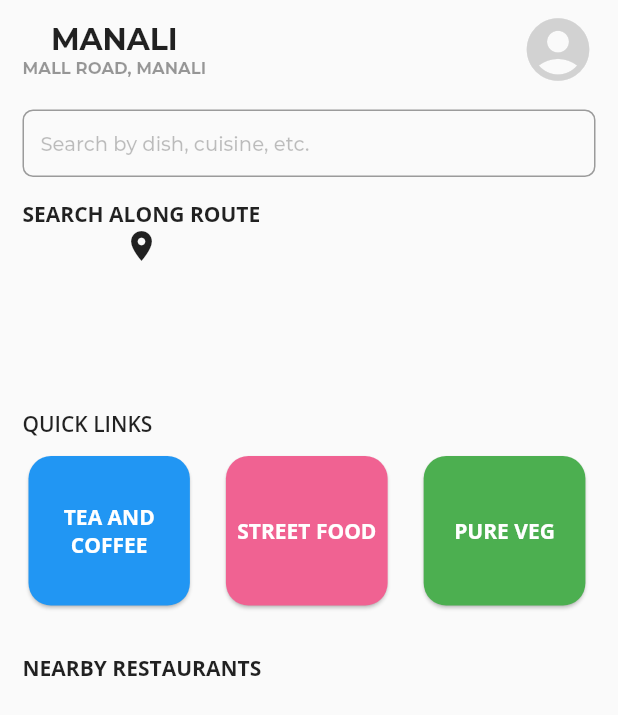
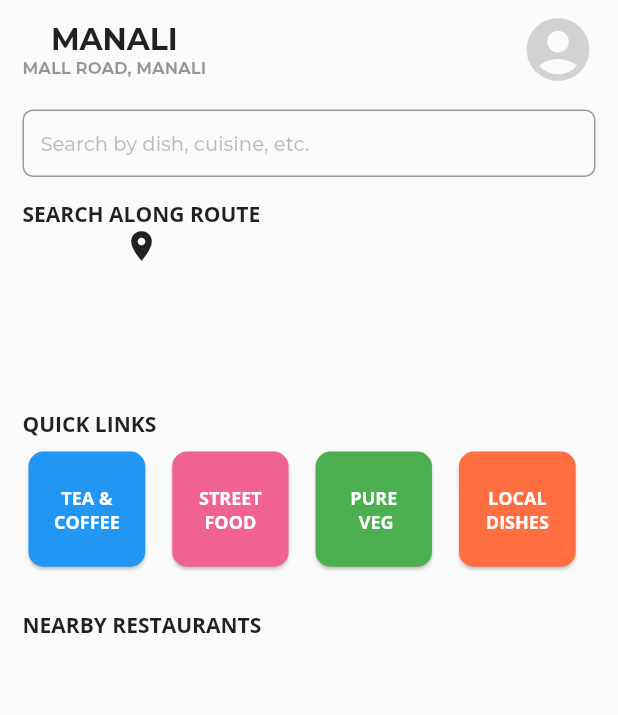
Before and after one commit to TekinaTawar/ScanF, a Flutter app: the LandingPage screen opened directly, on a phone screen of 412 x 824 dp. Shown: the top 715 px of the screen. Run offline on Flutter 3.47's test engine with Material 2 defaults, Android fonts, the phone set to English and light mode, and no system bars; our stand-ins replace flutter_svg; project files that could hold a hidden picture were left out.

Commit message:
landing screen (FIXED SOME UI ERRORS)

```diff
--- a/lib/screens/create_profile_screen/landing_page.dart
+++ b/lib/screens/create_profile_screen/landing_page.dart
@@ -10,6 +10,7 @@ class LandingPage extends StatefulWidget {
 class _LandingPageState extends State<LandingPage> {
   @override
   Widget build(BuildContext context) {
+    double cardWidth = MediaQuery.of(context).size.width * 0.232;
     return Scaffold(
       body: SafeArea(
         child: Padding(
@@ -78,7 +79,6 @@ class _LandingPageState extends State<LandingPage> {
                         Icon(Icons.location_on),
                         Column(
                           children: <Widget>[
-
                             // yaha error aya tha puri screen blank ho jati shayad wo height ka koi prob hai! maine aaj dekha nhi waise dekh lena
 
                             // Container(
@@ -130,50 +130,62 @@ class _LandingPageState extends State<LandingPage> {
                 child: Text(
                   "QUICK LINKS",
                   style: TextStyle(
-                    fontWeight: FontWeight.w600,
+                    fontWeight: FontWeight.w700,
                     fontFamily: "Open_Sans",
                   ),
                 ),
                 alignment: Alignment.centerLeft,
               ),
               Container(
-                height: MediaQuery.of(context).size.height * 0.15,
+                height: MediaQuery.of(context).size.height * 0.115,
                 // margin: EdgeInsets.all(8),
 
                 // color:Colors.amber,
-                child: ListView(
-                  scrollDirection: Axis.horizontal,
+                child: Row(
+                  // scrollDirection: Axis.horizontal,
                   children: <Widget>[
                     Container(
-                      padding: EdgeInsets.only(top: 8,bottom: 8,right: 8),
-                      height: MediaQuery.of(context).size.height * 0.1,
-                      width: MediaQuery.of(context).size.width * 0.30,
+                      padding: EdgeInsets.only(top: 5, bottom: 5, right: 5),
+                      height: cardWidth,
+                      width: cardWidth * 0.95,
                       child: Card(
                         child: Align(
                           alignment: Alignment.center,
+                          child: InkWell(
+                            splashColor: Colors.blue.withAlpha(30),
+                            onTap: () {
+                              print('Card tapped.');
+                            },
                             child: Text(
-                            "TEA AND COFFEE",
+                              "TEA & COFFEE",
                               textAlign: TextAlign.center,
                               style: TextStyle(
                                 color: Colors.white,
                                 fontFamily: "Open_Sans",
                                 fontWeight: FontWeight.w700,
+                                fontSize: 12,
+                              ),
                             ),
                           ),
                         ),
                         color: Colors.blue,
                         shape: RoundedRectangleBorder(
-                          borderRadius: BorderRadius.circular(15),
+                          borderRadius: BorderRadius.circular(10),
                         ),
                       ),
                     ),
                     Container(
-                      padding: EdgeInsets.all(8),
-                      height: MediaQuery.of(context).size.height * 0.1,
-                      width: MediaQuery.of(context).size.width * 0.32,
+                      padding: EdgeInsets.all(5),
+                      height: cardWidth,
+                      width: cardWidth,
                       child: Card(
                         child: Align(
                           alignment: Alignment.center,
+                          child: InkWell(
+                            splashColor: Colors.blue.withAlpha(30),
+                            onTap: () {
+                              print('Card tapped.');
+                            },
                             child: Text(
                               "STREET FOOD",
                               textAlign: TextAlign.center,
@@ -181,49 +193,63 @@ class _LandingPageState extends State<LandingPage> {
                                 color: Colors.white,
                                 fontFamily: "Open_Sans",
                                 fontWeight: FontWeight.w700,
+                                fontSize: 12,
+                              ),
                             ),
                           ),
                         ),
                         color: Colors.pink[300],
                         shape: RoundedRectangleBorder(
-                          borderRadius: BorderRadius.circular(15),
+                          borderRadius: BorderRadius.circular(10),
                         ),
                       ),
                     ),
                     Container(
-                      padding: EdgeInsets.all(8),
-                      height: MediaQuery.of(context).size.height * 0.1,
-                      width: MediaQuery.of(context).size.width * 0.32,
+                      padding: EdgeInsets.all(5),
+                      height: cardWidth,
+                      width: cardWidth,
                       decoration: BoxDecoration(
-                        borderRadius: BorderRadius.circular(15),
+                        borderRadius: BorderRadius.circular(10),
                         // color: Colors.deepOrangeAccent,
                       ),
                       child: Card(
                         child: Align(
                           alignment: Alignment.center,
+                          child: InkWell(
+                            splashColor: Colors.blue.withAlpha(30),
+                            onTap: () {
+                              print('Card tapped.');
+                            },
                             child: Text(
-                            "PURE VEG",
+                              "PURE \n VEG",
                               textAlign: TextAlign.center,
                               style: TextStyle(
                                 color: Colors.white,
                                 fontFamily: "Open_Sans",
                                 fontWeight: FontWeight.w700,
+                                fontSize: 12,
+                              ),
                             ),
                           ),
                         ),
                         color: Colors.green,
                         shape: RoundedRectangleBorder(
-                          borderRadius: BorderRadius.circular(15),
+                          borderRadius: BorderRadius.circular(10),
                         ),
                       ),
                     ),
                     Container(
-                      padding: EdgeInsets.all(8),
-                      height: MediaQuery.of(context).size.height * 0.1,
-                      width: MediaQuery.of(context).size.width * 0.32,
+                      padding: EdgeInsets.only(top: 5, bottom: 5, left: 5),
+                      height: cardWidth,
+                      width: cardWidth * 0.95,
                       child: Card(
                         child: Align(
                           alignment: Alignment.center,
+                          child: InkWell(
+                            splashColor: Colors.blue.withAlpha(30),
+                            onTap: () {
+                              print('Card tapped.');
+                            },
                             child: Text(
                               "LOCAL DISHES",
                               textAlign: TextAlign.center,
@@ -231,45 +257,47 @@ class _LandingPageState extends State<LandingPage> {
                                 color: Colors.white,
                                 fontFamily: "Open_Sans",
                                 fontWeight: FontWeight.w700,
+                                fontSize: 12,
+                              ),
                             ),
                           ),
                         ),
                         color: Colors.deepOrangeAccent,
                         shape: RoundedRectangleBorder(
-                          borderRadius: BorderRadius.circular(15),
+                          borderRadius: BorderRadius.circular(10),
                         ),
                       ),
                     ),
-                    Container(
-                      padding: EdgeInsets.all(8),
-                      height: MediaQuery.of(context).size.height * 0.1,
-                      width: MediaQuery.of(context).size.width * 0.32,
-                      child: Card(
-                        child: Align(
-                          alignment: Alignment.center,
-                          child: Text(
-                            "TEA AND COFFEE",
-                            textAlign: TextAlign.center,
-                            style: TextStyle(
-                              color: Colors.white,
-                              fontFamily: "Open_Sans",
-                              fontWeight: FontWeight.w700,
-                            ),
-                          ),
-                        ),
-                        color: Colors.blue,
-                        shape: RoundedRectangleBorder(
-                          borderRadius: BorderRadius.circular(15),
-                        ),
-                      ),
-                    ),
+                    // Container(
+                    //   padding: EdgeInsets.all(8),
+                    //   height: MediaQuery.of(context).size.height * 0.1,
+                    //   width: MediaQuery.of(context).size.width * 0.32,
+                    //   child: Card(
+                    //     child: Align(
+                    //       alignment: Alignment.center,
+                    //       child: Text(
+                    //         "TEA AND COFFEE",
+                    //         textAlign: TextAlign.center,
+                    //         style: TextStyle(
+                    //           color: Colors.white,
+                    //           fontFamily: "Open_Sans",
+                    //           fontWeight: FontWeight.w700,
+                    //         ),
+                    //       ),
+                    //     ),
+                    //     color: Colors.blue,
+                    //     shape: RoundedRectangleBorder(
+                    //       borderRadius: BorderRadius.circular(15),
+                    //     ),
+                    //   ),
+                    // ),
                   ],
                 ),
               ),
               Align(
                 alignment: Alignment.centerLeft,
                 child: Padding(
-                  padding: const EdgeInsets.only(top:20.0),
+                  padding: const EdgeInsets.only(top: 20.0),
                   child: Text(
                     "NEARBY RESTAURANTS",
                     style: TextStyle(
@@ -279,7 +307,6 @@ class _LandingPageState extends State<LandingPage> {
                   ),
                 ),
               ),
-
             ],
           ),
         ),
```
Lines whose indentation alone changed are shown as unchanged.
